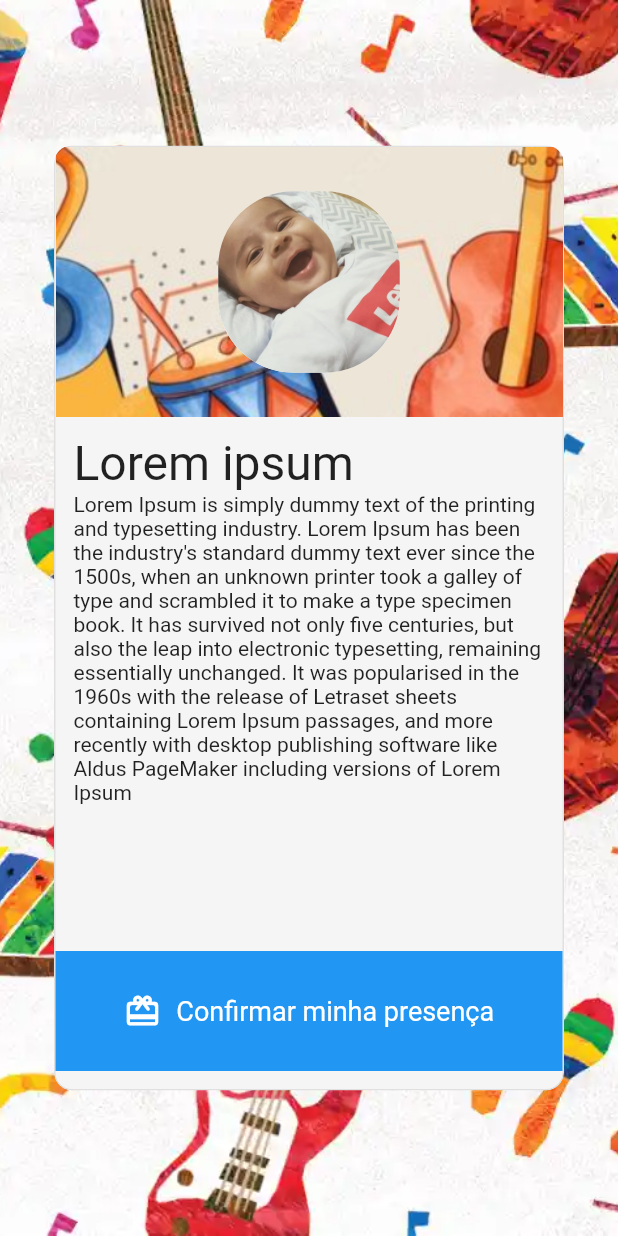
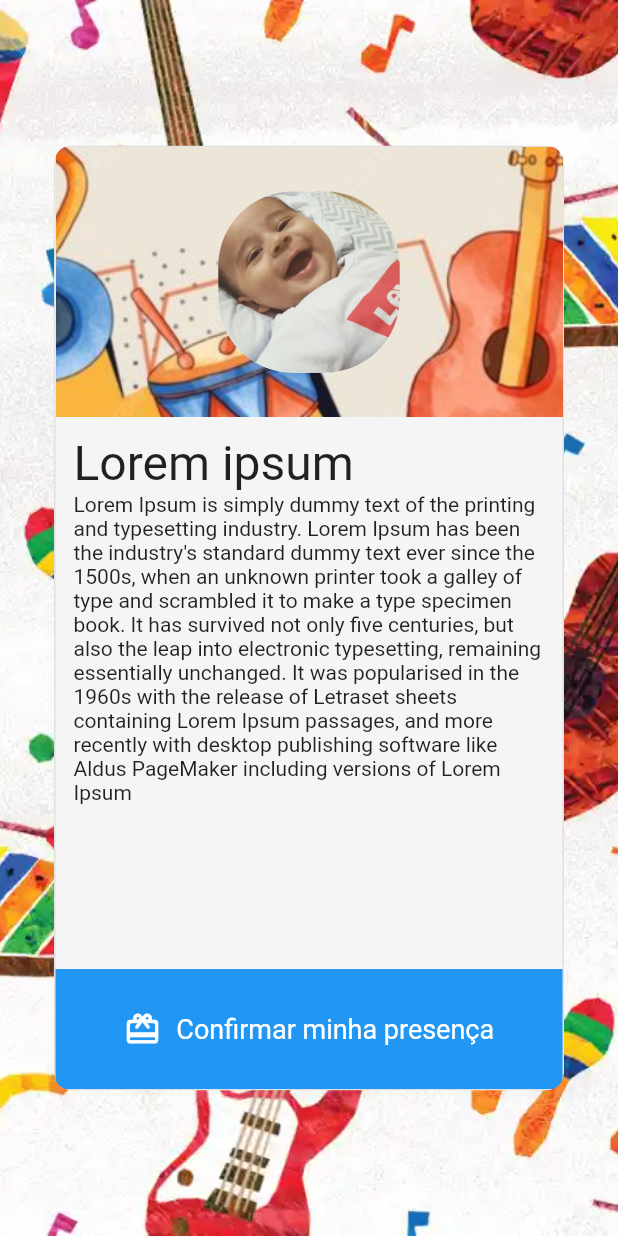
Before and after one commit to auguzsto/convitecaua, a Flutter app: the screen it shows after launch, on a phone screen of 412 x 824 dp. Run offline on Flutter 3.47's test engine with Material 2 defaults, Android fonts, the phone set to English and light mode, and no system bars; our stand-ins replace google_fonts.

Commit message:
pixel size container confimed

```diff
--- a/lib/src/pages/home/home_page.dart
+++ b/lib/src/pages/home/home_page.dart
@@ -115,7 +115,7 @@ class _HomePageState extends State<HomePage> {
                           });
                         },
                         child: Padding(
-                          padding: const EdgeInsets.only(top: 86),
+                          padding: const EdgeInsets.only(top: 98),
                           child: Container(
                             color: Colors.blue,
                             width: size.width,
```
